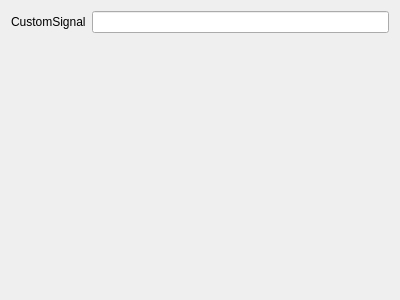
Qt form frontend/ui/CustomSignalWidget.ui (petermcevoy/ssy226airflow) before a commit.
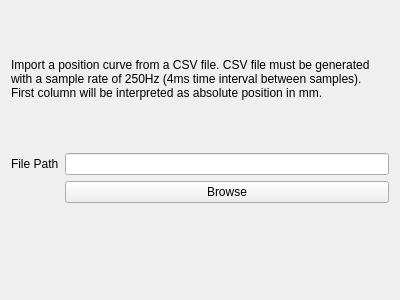
The same form after that commit.

```diff
--- a/frontend/ui/CustomSignalWidget.ui
+++ b/frontend/ui/CustomSignalWidget.ui
@@ -13,18 +13,38 @@
   <property name="windowTitle">
    <string>Form</string>
   </property>
-  <layout class="QGridLayout" name="gridLayout">
-   <item row="0" column="0">
+  <layout class="QVBoxLayout" name="verticalLayout">
+   <item>
+    <widget class="QLabel" name="label">
+     <property name="text">
+      <string>Import a position curve from a CSV file. CSV file must be generated with a sample rate of 250Hz (4ms time interval between samples). First column will be interpreted as absolute position in mm.</string>
+     </property>
+     <property name="scaledContents">
+      <bool>false</bool>
+     </property>
+     <property name="wordWrap">
+      <bool>true</bool>
+     </property>
+    </widget>
+   </item>
+   <item>
     <layout class="QFormLayout" name="formLayout">
      <item row="0" column="0">
       <widget class="QLabel" name="customSignalLabel">
        <property name="text">
-        <string>CustomSignal</string>
+        <string>File Path</string>
        </property>
       </widget>
      </item>
      <item row="0" column="1">
-      <widget class="QLineEdit" name="customSignalLineEdit"/>
+      <widget class="QLineEdit" name="filePathLineEdit"/>
+     </item>
+     <item row="1" column="1">
+      <widget class="QPushButton" name="browseFileButton">
+       <property name="text">
+        <string>Browse</string>
+       </property>
+      </widget>
      </item>
     </layout>
    </item>
```
Left out of the diff: 2 changed lines with no effect on the pictures.
